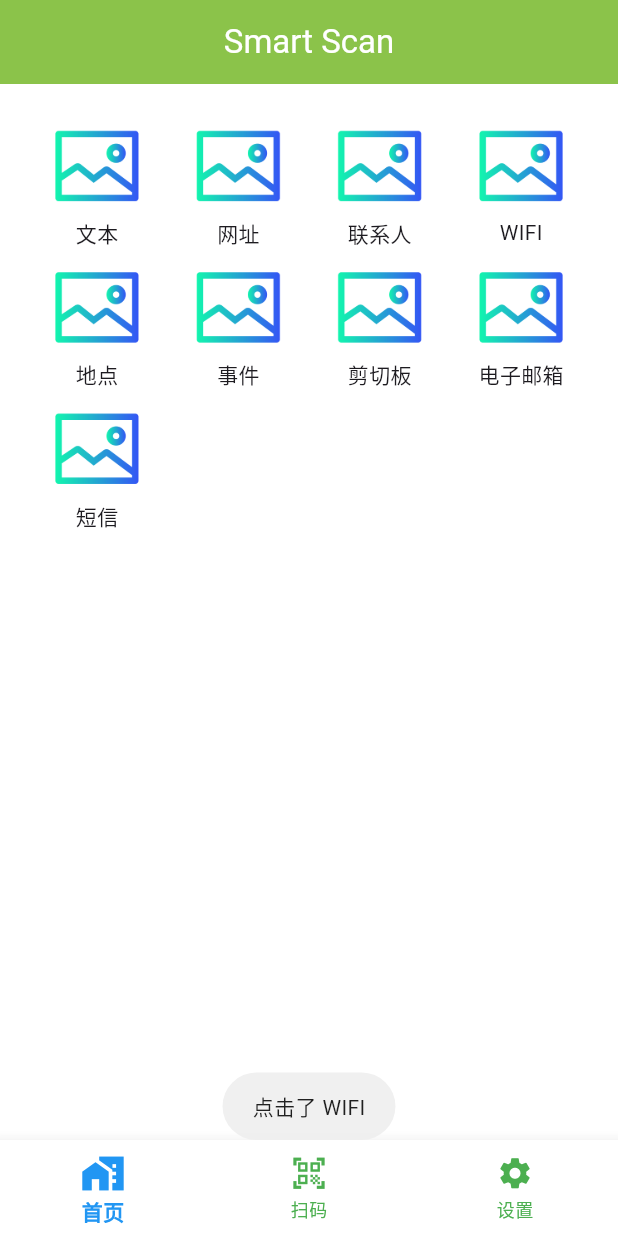
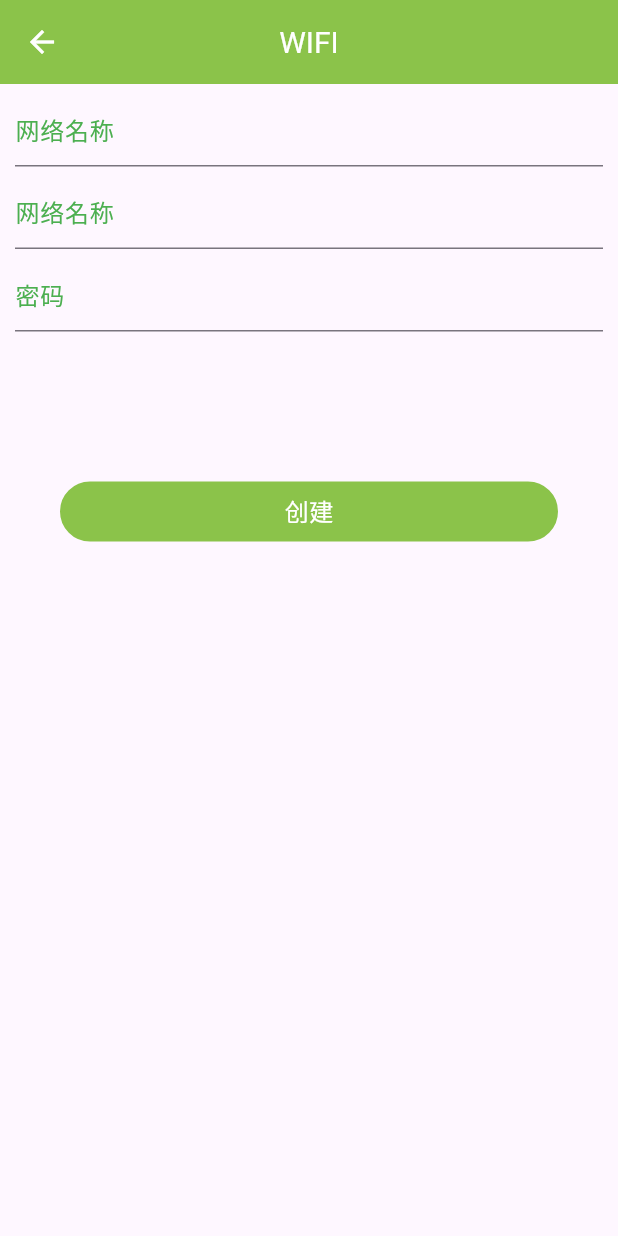
Before and after one commit to muzhilei/Smart-Scan, a Flutter app: the screen it shows after launch, after a tap on "WIFI", on a phone screen of 412 x 824 dp. Run offline on Flutter 3.47's test engine with Material 3 defaults, Android fonts, the phone set to English and light mode, and no system bars; our stand-ins replace fluttertoast, get, qr_flutter; missing offline and left inert: mobile_scanner.

Commit message:
新增WiFi扫码界面

```diff
--- a/FlutterItem/smart_scan/lib/contactscan/controllers/contact_scan_controllers.dart
+++ b/FlutterItem/smart_scan/lib/contactscan/controllers/contact_scan_controllers.dart
@@ -88,7 +88,20 @@ class contact_scan_controllers extends GetxController{
   }
 
   String getContextText(){
-    return "";
+    String result = "\n 名：${editeNameText.value} 姓： ${editeSurNameText.value} \n "
+        "公司: ${editeCompanyText.value} 职称：${editeTitleText.value} \n "
+        "手机号码：${editePhoneText.value} \n "
+        "电子邮箱：${editeEmailText.value} \n "
+        "街道地址：${editeStreetAddressText.value} \n "
+        "邮政编码：${editePostalCodeText.value} 城市：${editeCityText.value} \n"
+        " 地区：${editeRegionText.value} 国家：${editeCountryText.value} \n "
+        "URL：${editeURLText.value}";
+
+    if(result.isEmpty){
+      result = "没有输入正确的数据，请返回查看";
+    }
+
+    return result;
   }
 
 }
--- a/FlutterItem/smart_scan/lib/contactscan/views/contact_scan_views.dart
+++ b/FlutterItem/smart_scan/lib/contactscan/views/contact_scan_views.dart
@@ -254,7 +254,7 @@ class contact_scan_views extends GetView<contact_scan_controllers>{
                 border: new Border.all(width: 2, color: Colors.lightGreen),
                 color: Colors.lightGreen
               ),
-              margin: EdgeInsets.only(top: 150,left: 40,right: 40),
+              margin: EdgeInsets.only(top: 100,left: 40,right: 40),
               width: double.infinity,
               height: 40,
               child: Center(
--- a/FlutterItem/smart_scan/lib/homefragment/views/home_fragment_views.dart
+++ b/FlutterItem/smart_scan/lib/homefragment/views/home_fragment_views.dart
@@ -12,6 +12,9 @@ import 'package:smart_scan/textscan/views/textscan_views.dart';
 import 'package:smart_scan/urlscan/bindings/url_scan_bindings.dart';
 import 'package:smart_scan/urlscan/views/url_scan_views.dart';
 import 'package:smart_scan/utils/CommonStatic.dart';
+
+import '../../wifiscan/bindings/wifi_scan_bindings.dart';
+import '../../wifiscan/views/wifi_scan_views.dart';
 
 class home_fragment_views extends GetView<home_fragment_controllers>{
 
@@ -81,7 +84,7 @@ class home_fragment_views extends GetView<home_fragment_controllers>{
               Fluttertoast.showToast(msg: "点击了 ${CommonStatic.homeEvent}");
               break;
             case CommonStatic.homeWIFI:
-              Fluttertoast.showToast(msg: "点击了 ${CommonStatic.homeWIFI}");
+              Get.to(wifi_scan_views(),binding: wifi_scan_bindings());
               break;
             case CommonStatic.homeLocation:
               Fluttertoast.showToast(msg: "点击了 ${CommonStatic.homeLocation}");
--- /dev/null
+++ b/FlutterItem/smart_scan/lib/wifiscan/bindings/wifi_scan_bindings.dart
@@ -0,0 +1,11 @@
+import 'package:get/get.dart';
+import 'package:smart_scan/wifiscan/controllers/wifi_scan_controllers.dart';
+
+class wifi_scan_bindings extends Bindings{
+  @override
+  void dependencies() {
+    // TODO: implement dependencies
+    Get.lazyPut<wifi_scan_controllers>( () => wifi_scan_controllers());
+  }
+
+}
--- /dev/null
+++ b/FlutterItem/smart_scan/lib/wifiscan/controllers/wifi_scan_controllers.dart
@@ -0,0 +1,5 @@
+import 'package:get/get.dart';
+
+class wifi_scan_controllers extends GetxController{
+
+}
--- /dev/null
+++ b/FlutterItem/smart_scan/lib/wifiscan/views/wifi_scan_views.dart
@@ -0,0 +1,117 @@
+import 'package:flutter/cupertino.dart';
+import 'package:flutter/material.dart';
+import 'package:get/get.dart';
+import 'package:smart_scan/wifiscan/controllers/wifi_scan_controllers.dart';
+
+import '../../utils/CommonStatic.dart';
+
+class wifi_scan_views extends GetView<wifi_scan_controllers>{
+
+  @override
+  Widget build(BuildContext context) {
+    // TODO: implement build
+    return Scaffold(
+      resizeToAvoidBottomInset: false,
+      appBar: AppBar(
+        foregroundColor: Colors.white,
+        backgroundColor: Colors.lightGreen,
+        title: Text(CommonStatic.homeWIFI,style: TextStyle(fontSize: 20,color: Colors.white),),
+        centerTitle: true,
+      ),
+      body:Column(
+        children: [
+          Container(
+            margin: EdgeInsets.only(top: 5,left: 10,right: 10),
+            width: double.infinity,
+            height: 50,
+            child: Row(
+              children: [
+                Expanded(
+                  child: TextField(
+                    decoration: InputDecoration(
+                      labelText: "网络名称",
+                      labelStyle: TextStyle(color: Colors.green),
+                      // helperText: "请输入有效格式",
+                      // errorText: "格式错误"
+                    ),
+                    maxLines: 1,
+                    // onChanged: controller.setEditeURLText,
+                  ),
+                ),
+              ],
+            ),
+          ),
+          Container(
+            margin: EdgeInsets.only(top: 5,left: 10,right: 10),
+            width: double.infinity,
+            height: 50,
+            child: Row(
+              children: [
+                Expanded(
+                  child: TextField(
+                    decoration: InputDecoration(
+                      labelText: "网络名称",
+                      labelStyle: TextStyle(color: Colors.green),
+                      // helperText: "请输入有效格式",
+                      // errorText: "格式错误"
+                    ),
+                    maxLines: 1,
+                    // onChanged: controller.setEditeURLText,
+                  ),
+                ),
+              ],
+            ),
+          ),
+          Container(
+            margin: EdgeInsets.only(top: 5,left: 10,right: 10),
+            width: double.infinity,
+            height: 50,
+            child: Row(
+              children: [
+                Expanded(
+                  child: TextField(
+                    decoration: InputDecoration(
+                      labelText: "密码",
+                      labelStyle: TextStyle(color: Colors.green),
+                      // helperText: "请输入有效格式",
+                      // errorText: "格式错误"
+                    ),
+                    maxLines: 1,
+                    // onChanged: controller.setEditeURLText,
+                  ),
+                ),
+              ],
+            ),
+          ),
+          InkWell(
+            // 溅撒颜色设为透明
+            splashColor: Colors.transparent,
+            // 高亮颜色设为透明
+            highlightColor: Colors.transparent,
+            // 通过 overlayColor 覆盖所有状态的颜色
+            overlayColor: MaterialStateProperty.all(Colors.transparent),
+            child: Container(
+              decoration: BoxDecoration(
+                //设置四周圆角 角度
+                  borderRadius: BorderRadius.all(Radius.circular(20)),
+                  //设置四周边框
+                  border: new Border.all(width: 2, color: Colors.lightGreen),
+                  color: Colors.lightGreen
+              ),
+              margin: EdgeInsets.only(top: 100,left: 40,right: 40),
+              width: double.infinity,
+              height: 40,
+              child: Center(
+                child: Text('创建',style: TextStyle(fontSize: 16,color: Colors.white),),
+              ),
+            ),
+            onTap: (){
+              // Get.to(scanqr_views(),arguments: {CommonStatic.ScanQRData : controller.getContextText()});
+            },
+          ),
+        ],
+      ),
+    );
+  }
+
+}
--- /dev/null
+++ b/FlutterItem/smart_scan/lib/wifiscan/widget/wifi_scan_widget.dart
@@ -0,0 +1,3 @@
+class wifi_scan_widget{
+
+}
```
Also changed, not shown: FlutterItem/smart_scan/pubspec.lock, 2 other files.
